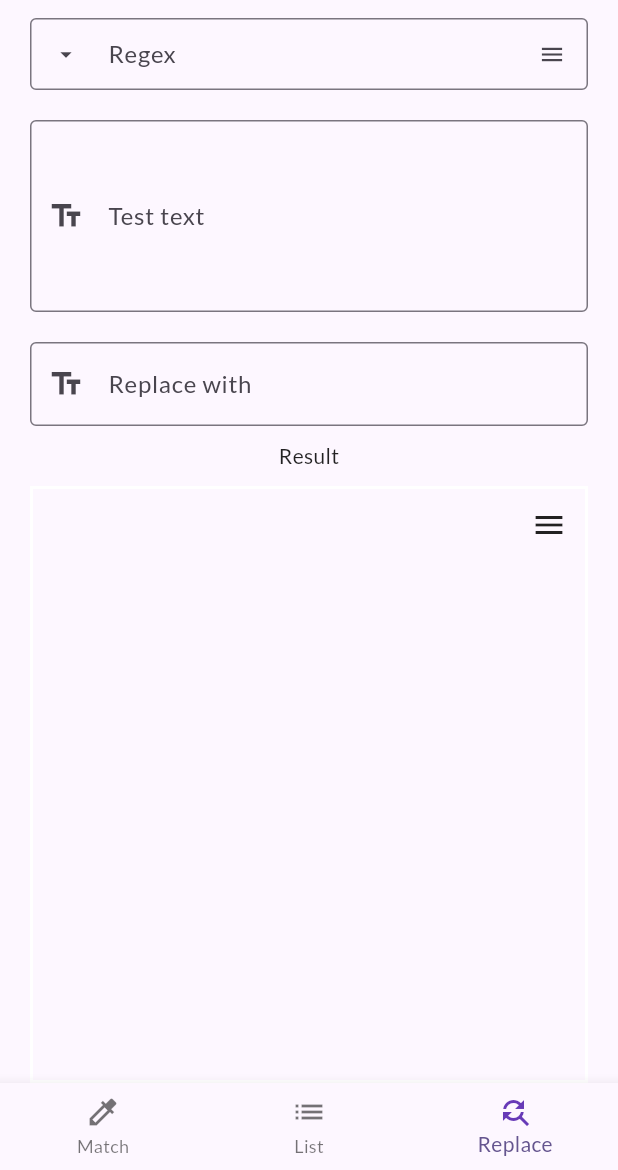
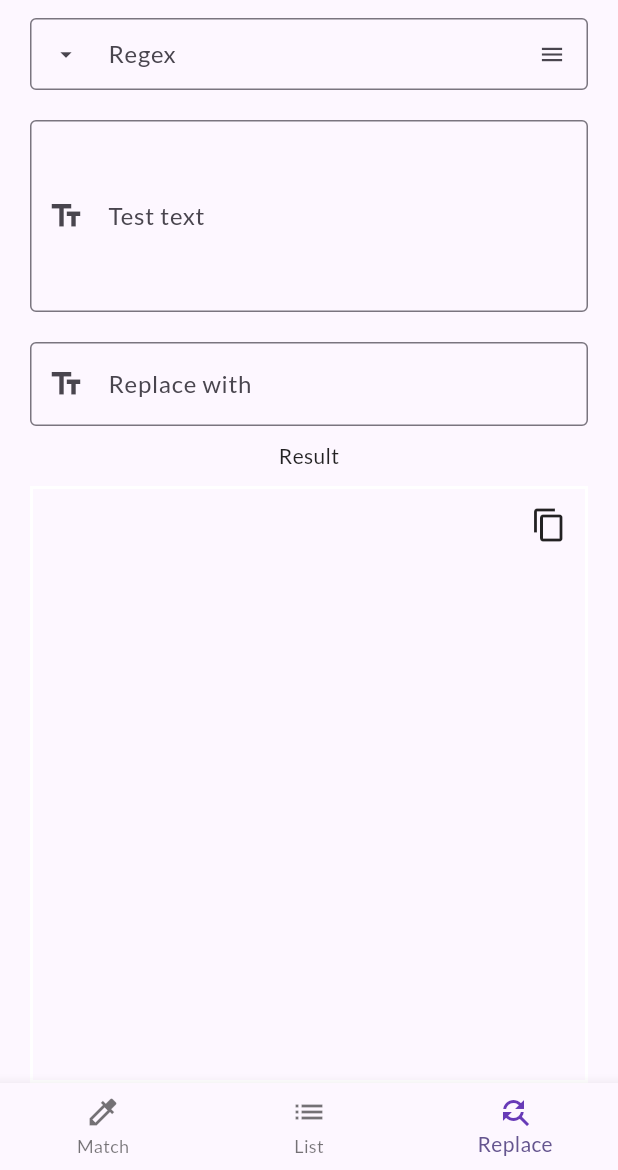
Before and after one commit to goto-eof/regex_craftsman, a Flutter app: the screen it shows after launch, item 3 of the bottom bar chosen, on a phone screen of 412 x 824 dp, the part 66-1236 px from its top. Run offline on Flutter 3.47's test engine with Material 2 defaults, Android fonts, the phone set to English and light mode, and no system bars; our stand-ins replace google_fonts, package_info_plus.

Commit message:
change icons

```diff
--- a/lib/regex_craftsman.dart
+++ b/lib/regex_craftsman.dart
@@ -65,7 +65,7 @@ class _RegexCraftsmanState extends State<RegexCraftsman> {
     } catch (err) {
       ScaffoldMessenger.of(context).showSnackBar(SnackBar(
           content: Text(
-              "Something went wrong when trying to parse the regex. ${err}")));
+              "Something went wrong when trying to parse the regex: ${err}")));
     }
   }
 
@@ -152,7 +152,8 @@ class _RegexCraftsmanState extends State<RegexCraftsman> {
                   ),
                 ),
                 PopupMenuButton<int>(
-                  icon: const Icon(Icons.menu),
+                  tooltip: "Copy to clipboard",
+                  icon: const Icon(Icons.copy),
                   position: PopupMenuPosition.under,
                   itemBuilder: (BuildContext ctx) {
                     return [
@@ -264,6 +265,7 @@ class _RegexCraftsmanState extends State<RegexCraftsman> {
           },
           items: [
             BottomNavigationBarItem(
+              tooltip: "Highlight matched strings",
               icon: Icon(
                 Icons.colorize,
                 color: _selectedIndex == 0 ? Colors.deepPurple : null,
@@ -271,12 +273,14 @@ class _RegexCraftsmanState extends State<RegexCraftsman> {
               label: "Match",
             ),
             BottomNavigationBarItem(
+                tooltip: "View the list of matched strings",
                 icon: Icon(
                   Icons.list,
                   color: _selectedIndex == 1 ? Colors.deepPurple : null,
                 ),
                 label: "List"),
             BottomNavigationBarItem(
+                tooltip: "Replace matched string with a custom keyword",
                 icon: Icon(
                   Icons.find_replace,
                   color: _selectedIndex == 2 ? Colors.deepPurple : null,
@@ -295,6 +299,7 @@ class _RegexCraftsmanState extends State<RegexCraftsman> {
         ),
         actions: [
           IconButton(
+            tooltip: "About this application",
             onPressed: () {
               PackageInfo.fromPlatform().then((value) => showDialog(
                   context: context,
@@ -323,7 +328,8 @@ class _RegexCraftsmanState extends State<RegexCraftsman> {
                 alignLabelWithHint: true,
                 isDense: true,
                 prefixIcon: PopupMenuButton(
-                  icon: Icon(Icons.arrow_drop_down),
+                  tooltip: "Common Regular Expressions",
+                  icon: const Icon(Icons.arrow_drop_down),
                   itemBuilder: (context) {
                     return [
                       ...communityRegex.map((e) => PopupMenuItem(
@@ -345,6 +351,7 @@ class _RegexCraftsmanState extends State<RegexCraftsman> {
                     //   icon: const Icon(Icons.save),
                     // ),
                     PopupMenuButton<int>(
+                        tooltip: "Regular Expression configuration and utils",
                         position: PopupMenuPosition.under,
                         icon: const Icon(Icons.menu),
                         itemBuilder: (BuildContext ctx) {
@@ -502,7 +509,8 @@ class _RegexCraftsmanState extends State<RegexCraftsman> {
                               ),
                             ),
                             PopupMenuButton<int>(
-                              icon: const Icon(Icons.menu),
+                              tooltip: "Copy to clipboard",
+                              icon: const Icon(Icons.copy),
                               position: PopupMenuPosition.under,
                               itemBuilder: (BuildContext ctx) {
                                 return [
@@ -612,7 +620,8 @@ class _RegexCraftsmanState extends State<RegexCraftsman> {
                     ),
                   ),
                   PopupMenuButton(
-                    icon: Icon(Icons.menu),
+                    tooltip: "Copy to clipboard",
+                    icon: const Icon(Icons.copy),
                     position: PopupMenuPosition.under,
                     itemBuilder: (BuildContext ctx) {
                       return [
```
